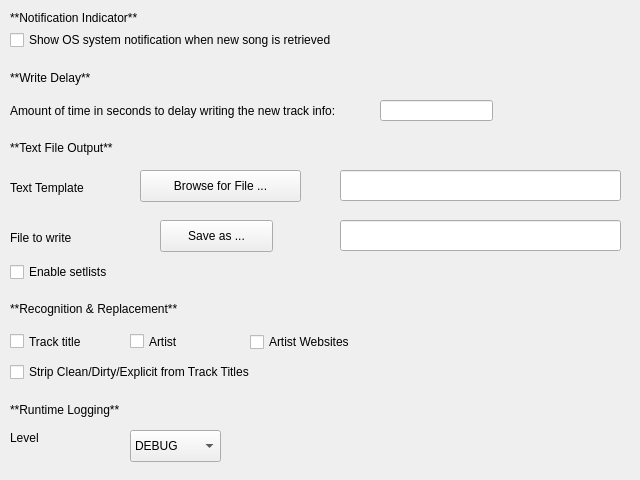
Above: nowplaying/resources/general_ui.ui from e1miran/Now-Playing-Serato before the change. Below: the same form after it.
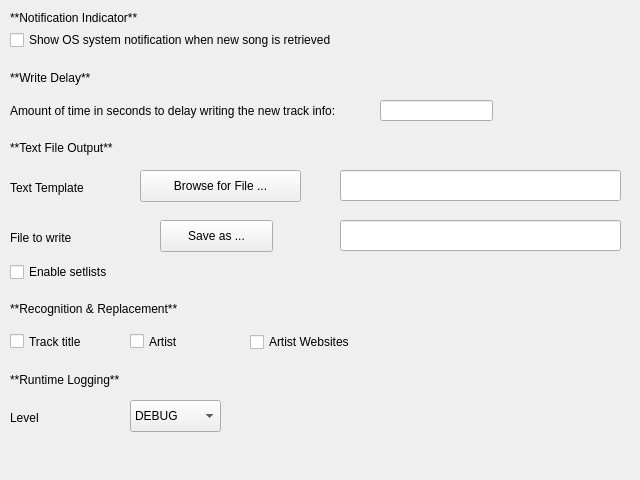
That is the form after the change.

Commit message: use a regex-based title filter (#492)

What changed in the file:
```diff
--- a/nowplaying/resources/general_ui.ui
+++ b/nowplaying/resources/general_ui.ui
@@ -179,7 +179,7 @@
    <property name="geometry">
     <rect>
      <x>10</x>
-     <y>400</y>
+     <y>370</y>
      <width>141</width>
      <height>20</height>
     </rect>
@@ -195,7 +195,7 @@
    <property name="geometry">
     <rect>
      <x>10</x>
-     <y>430</y>
+     <y>410</y>
      <width>59</width>
      <height>16</height>
     </rect>
@@ -208,7 +208,7 @@
    <property name="geometry">
     <rect>
      <x>130</x>
-     <y>430</y>
+     <y>400</y>
      <width>91</width>
      <height>32</height>
     </rect>
@@ -294,19 +294,6 @@
     <string>Artist Websites</string>
    </property>
   </widget>
-  <widget class="QCheckBox" name="stripextras_checkbox">
-   <property name="geometry">
-    <rect>
-     <x>10</x>
-     <y>360</y>
-     <width>271</width>
-     <height>24</height>
-    </rect>
-   </property>
-   <property name="text">
-    <string>Strip Clean/Dirty/Explicit from Track Titles</string>
-   </property>
-  </widget>
   <widget class="QCheckBox" name="setlist_checkbox">
    <property name="geometry">
     <rect>
```
The commit also changes 17 other files.
